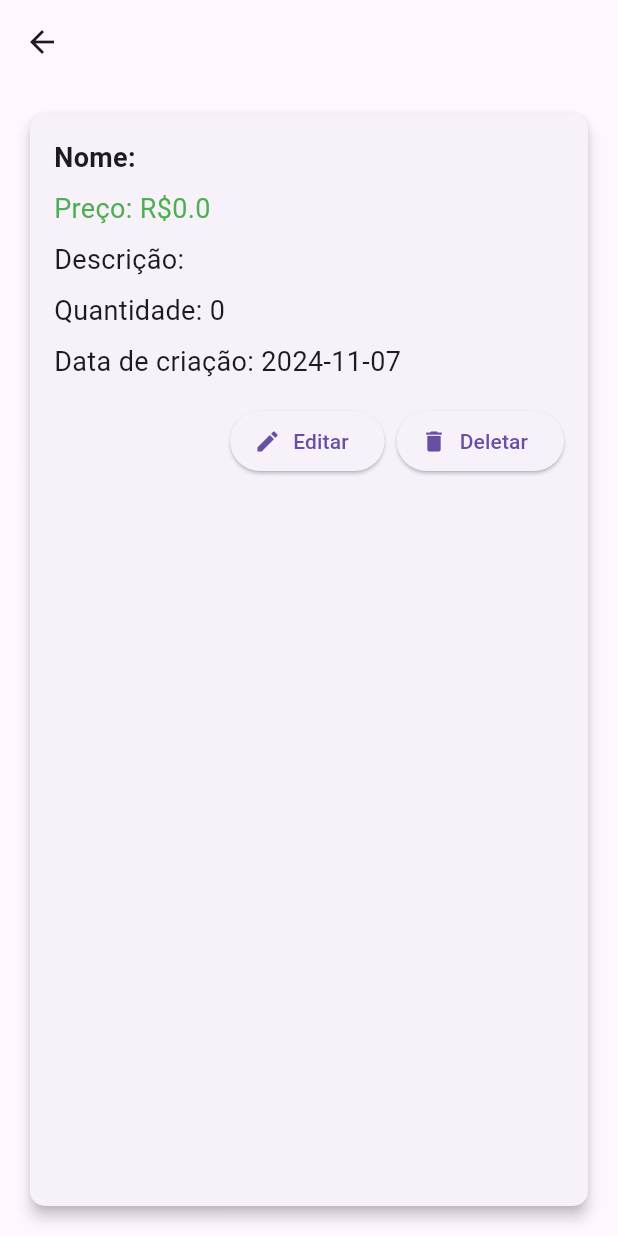
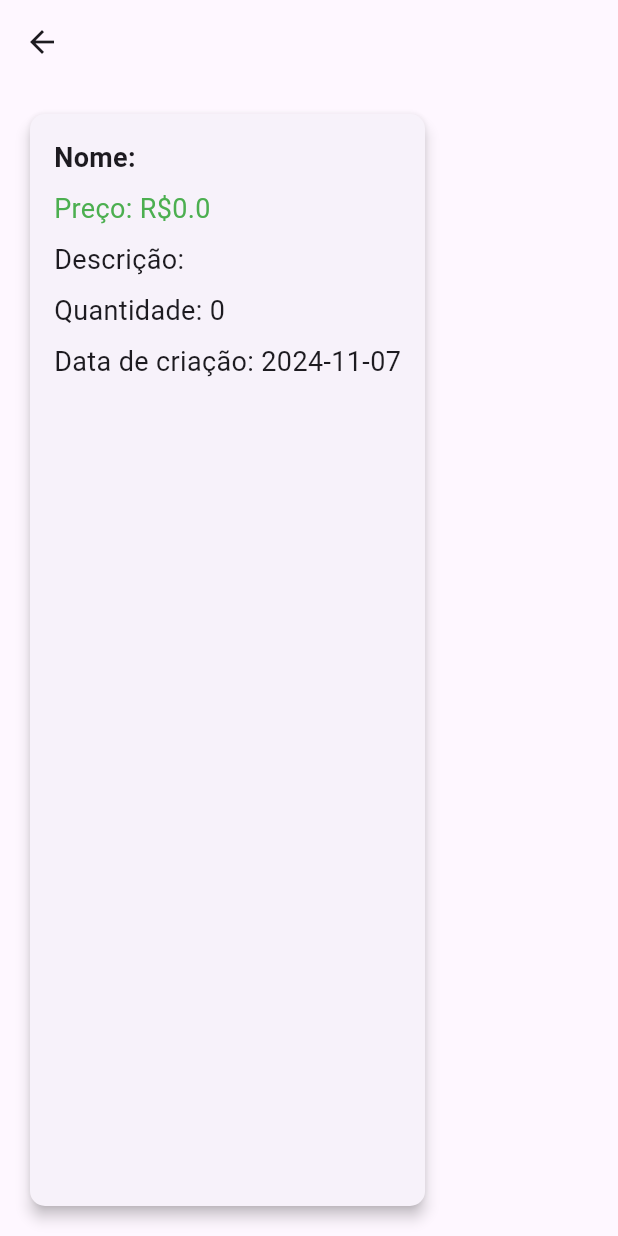
Before and after one commit to dasilvabonfim/produto-front, a Flutter app: the ProductDetailScreen screen opened directly with empty values, on a phone screen of 412 x 824 dp. Run offline on Flutter 3.47's test engine with Material 3 defaults, Android fonts, the phone set to English and light mode, and no system bars; network calls fail.

Commit message:
add read.me

```diff
--- a/lib/Widgets/productslist.dart
+++ b/lib/Widgets/productslist.dart
@@ -171,33 +171,6 @@ class ProductDetailScreen extends StatelessWidget {
                 Text('Quantidade: ${product.quantity}', style: const TextStyle(fontSize: 18)),
                 const SizedBox(height: 8),
                 Text('Data de criação: ${product.date.toLocal().toString().split(' ')[0]}', style: const TextStyle(fontSize: 18)),
-                const SizedBox(height: 16),
-                Row(
-                  mainAxisAlignment: MainAxisAlignment.end,
-                  children: [
-                    ElevatedButton.icon(
-                      icon: const Icon(Icons.edit),
-                      label: const Text('Editar'),
-                      onPressed: () async {
-                        await Navigator.push(
-                          context,
-                          MaterialPageRoute(
-                            builder: (context) => ProductFormScreen(product: product),
-                          ),
-                        );
-                      },
-                    ),
-                    const SizedBox(width: 8),
-                    ElevatedButton.icon(
-                      icon: const Icon(Icons.delete),
-                      label: const Text('Deletar'),
-                      onPressed: () async {
-                        await http.delete(Uri.parse('http://localhost:3000/products/${product.id}'));
-                        Navigator.pop(context);
-                      },
-                    ),
-                  ],
-                ),
               ],
             ),
           ),
```
Also changed, not shown: 1 other file.
